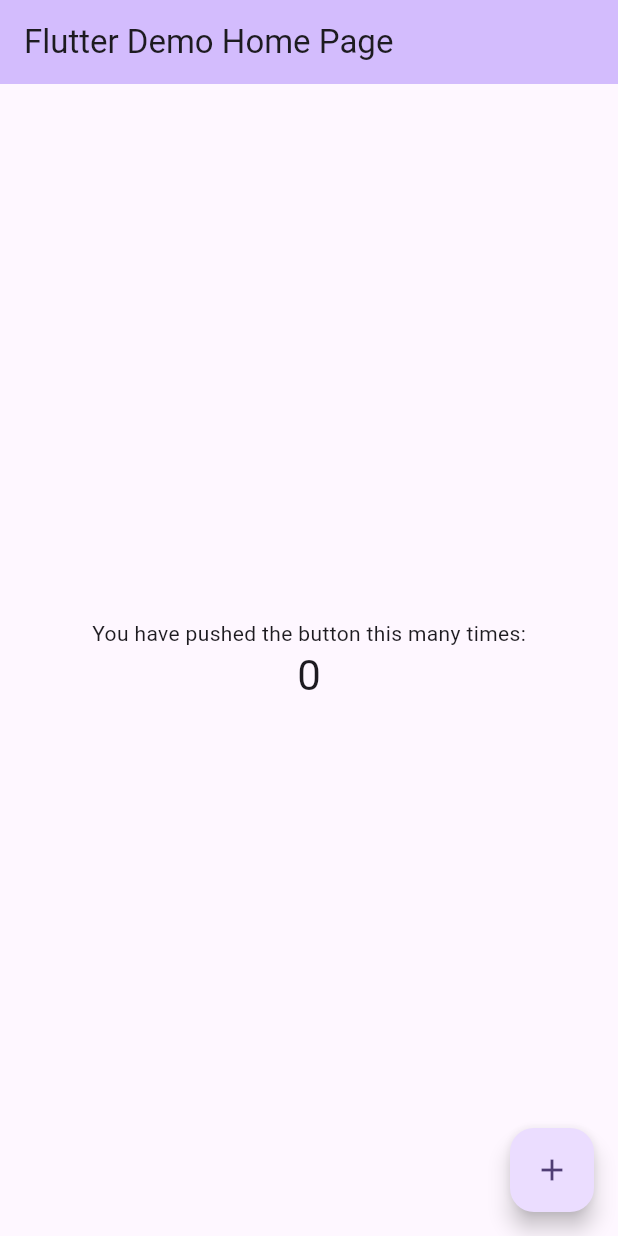
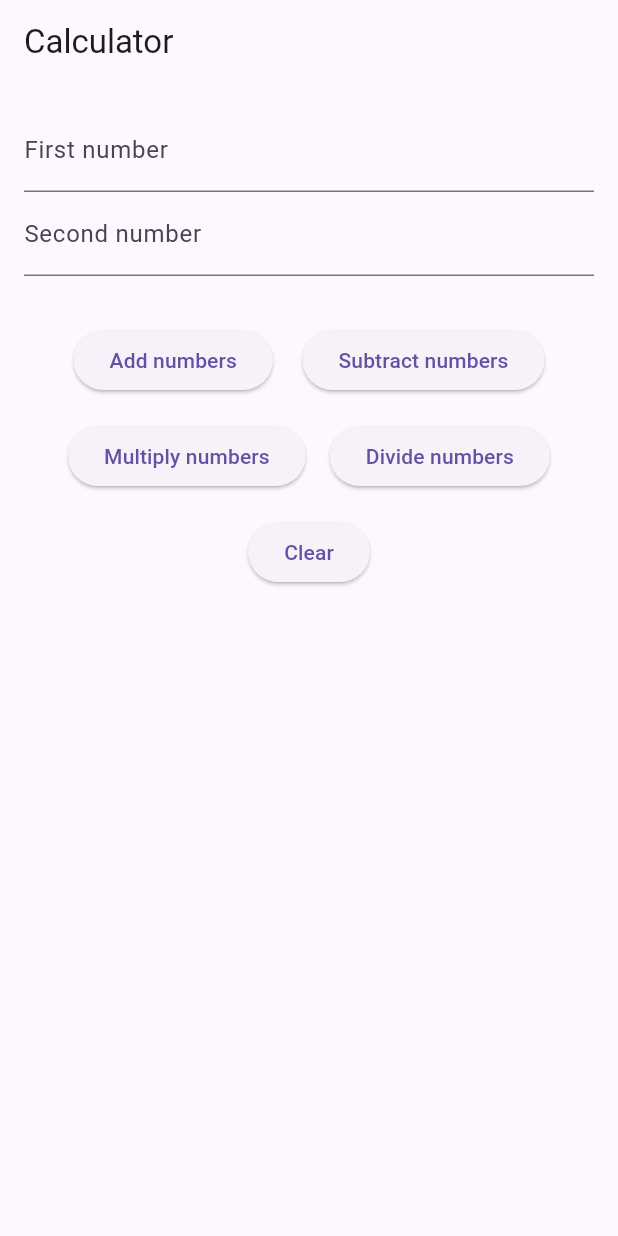
Before and after one commit to MatejGrohmann/time_waster, a Flutter app: the screen it shows after launch, on a phone screen of 412 x 824 dp. Run offline on Flutter 3.47's test engine with Material 3 defaults, Android fonts, the phone set to English and light mode, and no system bars; our stand-ins replace get_it.

Commit message:
simple calculator

```diff
--- /dev/null
+++ b/lib/app.dart
@@ -0,0 +1,15 @@
+import 'package:flutter/material.dart';
+
+import 'calculator/calculator_page.dart';
+
+class App extends StatelessWidget {
+  const App({super.key});
+
+  @override
+  Widget build(BuildContext context) {
+    return const MaterialApp(
+      title: 'Calculator',
+      home: CalculatorPage(),
+    );
+  }
+}
--- /dev/null
+++ b/lib/calculator/calculator_page.dart
@@ -0,0 +1,112 @@
+import 'package:flutter/material.dart';
+import 'package:simple_state_management/simple_state_management.dart';
+
+import '../config/di.dart';
+import 'calculator_controller.dart';
+
+class CalculatorPage extends StatelessWidget {
+  const CalculatorPage({super.key});
+
+  @override
+  Widget build(BuildContext context) {
+    return Scaffold(
+      appBar: AppBar(
+        title: const Text('Calculator'),
+      ),
+      body: ControllerWidget<CalculatorController>(
+        create: () => locator<CalculatorController>(),
+        builder: (controller) {
+          return ReactiveWidget(
+            () {
+              if (controller.isLoading.value) {
+                return const Center(
+                  child: Column(
+                    mainAxisSize: MainAxisSize.min,
+                    children: [
+                      CircularProgressIndicator(),
+                      SizedBox(height: 16.0),
+                      Text('Performing hardcore calculation...'),
+                    ],
+                  ),
+                );
+              }
+
+              return Column(
+                children: [
+                  Padding(
+                    padding: const EdgeInsets.all(16.0),
+                    child: Form(
+                      key: controller.form,
+                      child: Column(
+                        children: [
+                          TextFormField(
+                            controller: controller.firstNumberController,
+                            decoration: const InputDecoration(labelText: 'First number'),
+                            validator: controller.numberRegexValidator,
+                            textInputAction: TextInputAction.next,
+                            keyboardType: TextInputType.number,
+                          ),
+                          TextFormField(
+                            controller: controller.secondNumberController,
+                            decoration: const InputDecoration(labelText: 'Second number'),
+                            validator: controller.numberRegexValidator,
+                            textInputAction: TextInputAction.done,
+                            keyboardType: TextInputType.number,
+                          ),
+                        ],
+                      ),
+                    ),
+                  ),
+                  const SizedBox(height: 16.0),
+                  Wrap(
+                    spacing: 16.0,
+                    alignment: WrapAlignment.spaceEvenly,
+                    runSpacing: 16.0,
+                    children: [
+                      ElevatedButton(
+                        onPressed: controller.addNumbers,
+                        child: const Text('Add numbers'),
+                      ),
+                      ElevatedButton(
+                        onPressed: controller.subtractNumbers,
+                        child: const Text('Subtract numbers'),
+                      ),
+                      ElevatedButton(
+                        onPressed: controller.multiplyNumbers,
+                        child: const Text('Multiply numbers'),
+                      ),
+                      ElevatedButton(
+                        onPressed: controller.divideNumbers,
+                        child: const Text('Divide numbers'),
+                      ),
+                    ],
+                  ),
+                  ReactiveWidget(
+                    () {
+                      if (controller.result.value != null) {
+                        return Padding(
+                          padding: const EdgeInsets.all(32.0),
+                          child: Text(
+                            'Result: \n${controller.result.value}',
+                            style: const TextStyle(fontSize: 24.0),
+                            textAlign: TextAlign.center,
+                          ),
+                        );
+                      }
+                      return null;
+                    },
+                  ),
+                  const SizedBox(height: 16.0),
+                  ElevatedButton(
+                    onPressed: controller.clearResult,
+                    child: const Text('Clear'),
+                  ),
+                ],
+              );
+            },
+          );
+        },
+      ),
+    );
+  }
+}
--- a/lib/main.dart
+++ b/lib/main.dart
@@ -1,125 +1,10 @@
 import 'package:flutter/material.dart';
+import 'package:time_waster/config/di.dart';
+
+import 'app.dart';
 
 void main() {
-  runApp(const MyApp());
+  WidgetsFlutterBinding.ensureInitialized();
+  injectDependencies();
+  runApp(const App());
 }
-
-class MyApp extends StatelessWidget {
-  const MyApp({super.key});
-
-  // This widget is the root of your application.
-  @override
-  Widget build(BuildContext context) {
-    return MaterialApp(
-      title: 'Flutter Demo',
-      theme: ThemeData(
-        // This is the theme of your application.
-        //
-        // TRY THIS: Try running your application with "flutter run". You'll see
-        // the application has a purple toolbar. Then, without quitting the app,
-        // try changing the seedColor in the colorScheme below to Colors.green
-        // and then invoke "hot reload" (save your changes or press the "hot
-        // reload" button in a Flutter-supported IDE, or press "r" if you used
-        // the command line to start the app).
-        //
-        // Notice that the counter didn't reset back to zero; the application
-        // state is not lost during the reload. To reset the state, use hot
-        // restart instead.
-        //
-        // This works for code too, not just values: Most code changes can be
-        // tested with just a hot reload.
-        colorScheme: ColorScheme.fromSeed(seedColor: Colors.deepPurple),
-        useMaterial3: true,
-      ),
-      home: const MyHomePage(title: 'Flutter Demo Home Page'),
-    );
-  }
-}
-
-class MyHomePage extends StatefulWidget {
-  const MyHomePage({super.key, required this.title});
-
-  // This widget is the home page of your application. It is stateful, meaning
-  // that it has a State object (defined below) that contains fields that affect
-  // how it looks.
-
-  // This class is the configuration for the state. It holds the values (in this
-  // case the title) provided by the parent (in this case the App widget) and
-  // used by the build method of the State. Fields in a Widget subclass are
-  // always marked "final".
-
-  final String title;
-
-  @override
-  State<MyHomePage> createState() => _MyHomePageState();
-}
-
-class _MyHomePageState extends State<MyHomePage> {
-  int _counter = 0;
-
-  void _incrementCounter() {
-    setState(() {
-      // This call to setState tells the Flutter framework that something has
-      // changed in this State, which causes it to rerun the build method below
-      // so that the display can reflect the updated values. If we changed
-      // _counter without calling setState(), then the build method would not be
-      // called again, and so nothing would appear to happen.
-      _counter++;
-    });
-  }
-
-  @override
-  Widget build(BuildContext context) {
-    // This method is rerun every time setState is called, for instance as done
-    // by the _incrementCounter method above.
-    //
-    // The Flutter framework has been optimized to make rerunning build methods
-    // fast, so that you can just rebuild anything that needs updating rather
-    // than having to individually change instances of widgets.
-    return Scaffold(
-      appBar: AppBar(
-        // TRY THIS: Try changing the color here to a specific color (to
-        // Colors.amber, perhaps?) and trigger a hot reload to see the AppBar
-        // change color while the other colors stay the same.
-        backgroundColor: Theme.of(context).colorScheme.inversePrimary,
-        // Here we take the value from the MyHomePage object that was created by
-        // the App.build method, and use it to set our appbar title.
-        title: Text(widget.title),
-      ),
-      body: Center(
-        // Center is a layout widget. It takes a single child and positions it
-        // in the middle of the parent.
-        child: Column(
-          // Column is also a layout widget. It takes a list of children and
-          // arranges them vertically. By default, it sizes itself to fit its
-          // children horizontally, and tries to be as tall as its parent.
-          //
-          // Column has various properties to control how it sizes itself and
-          // how it positions its children. Here we use mainAxisAlignment to
-          // center the children vertically; the main axis here is the vertical
-          // axis because Columns are vertical (the cross axis would be
-          // horizontal).
-          //
-          // TRY THIS: Invoke "debug painting" (choose the "Toggle Debug Paint"
-          // action in the IDE, or press "p" in the console), to see the
-          // wireframe for each widget.
-          mainAxisAlignment: MainAxisAlignment.center,
-          children: <Widget>[
-            const Text(
-              'You have pushed the button this many times:',
-            ),
-            Text(
-              '$_counter',
-              style: Theme.of(context).textTheme.headlineMedium,
-            ),
-          ],
-        ),
-      ),
-      floatingActionButton: FloatingActionButton(
-        onPressed: _incrementCounter,
-        tooltip: 'Increment',
-        child: const Icon(Icons.add),
-      ), // This trailing comma makes auto-formatting nicer for build methods.
-    );
-  }
-}
--- /dev/null
+++ b/packages/simple_state_management/analysis_options.yaml
@@ -0,0 +1,4 @@
+include: package:flutter_lints/flutter.yaml
+
+# Additional information about this file can be found at
+# https://dart.dev/guides/language/analysis-options
--- /dev/null
+++ b/packages/simple_state_management/lib/simple_state_management.dart
@@ -0,0 +1,43 @@
+library simple_state_management;
+
+import 'dart:async';
+import 'package:flutter/material.dart';
+
+part 'src/simple_state_management.stream_observable.dart';
+
+part 'src/simple_state_management.controller_lifecycle.dart';
+
+class Reactive<T extends Object?> extends _SimpleStreamObservable<T> {
+  Reactive._(T value) : super(value: value);
+
+  factory Reactive([T? value]) {
+    return Reactive._(value ?? null as T);
+  }
+}
+
+class ReactiveWidget extends _StreamObservableBuilder {
+  const ReactiveWidget(Widget? Function() builder, {super.key}) : super(builder: builder);
+}
+
+abstract class Controller implements _ControllerInterface {
+  late BuildContext context;
+
+  @override
+  void onInit() {}
+
+  @override
+  void onReady() {}
+
+  @protected
+  injectContext(BuildContext context) {
+    this.context = context;
+  }
+}
+
+class ControllerWidget<T extends _ControllerInterface> extends _ControllerEnvironment<T> {
+  const ControllerWidget({
+    required super.create,
+    required super.builder,
+    super.key,
+  });
+}
```
Also changed, not shown: lib/calculator/calculator_controller.dart (added, +121 -0 lines), lib/calculator/di.dart (added, +7 -0 lines), lib/config/di.dart (added, +9 -0 lines), packages/simple_state_management/lib/src/simple_state_management.controller_lifecycle.dart (added, +50 -0 lines), packages/simple_state_management/lib/src/simple_state_management.stream_observable.dart (added, +76 -0 lines), packages/simple_state_management/pubspec.yaml (added, +54 -0 lines), pubspec.yaml (+3 -71 lines), pubspec.lock, 5 other files.
